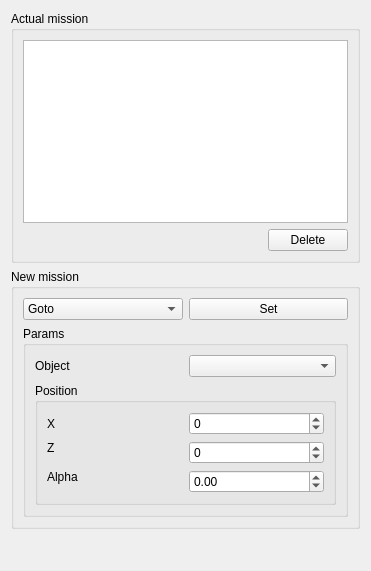
This is components/missionDSR/src/localUI.ui in robocomp/dsr-graph as Qt 5 draws it before an edit. The edited form follows.
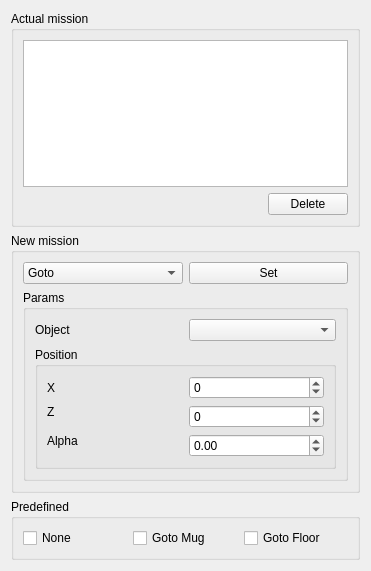
This is the edited form.

Commit message: [mission] Added predefined mission

Patch:
```diff
--- a/components/missionDSR/src/localUI.ui
+++ b/components/missionDSR/src/localUI.ui
@@ -188,6 +188,45 @@
        </layout>
       </widget>
      </item>
+     <item>
+      <widget class="QGroupBox" name="groupBox_5">
+       <property name="title">
+        <string>Predefined</string>
+       </property>
+       <layout class="QGridLayout" name="gridLayout_2">
+        <item row="0" column="0">
+         <widget class="QCheckBox" name="none_cb">
+          <property name="text">
+           <string>None</string>
+          </property>
+          <property name="autoExclusive">
+           <bool>true</bool>
+          </property>
+         </widget>
+        </item>
+        <item row="0" column="1">
+         <widget class="QCheckBox" name="mug_cb">
+          <property name="text">
+           <string>Goto Mug</string>
+          </property>
+          <property name="autoExclusive">
+           <bool>true</bool>
+          </property>
+         </widget>
+        </item>
+        <item row="0" column="2">
+         <widget class="QCheckBox" name="floor_cb">
+          <property name="text">
+           <string>Goto Floor</string>
+          </property>
+          <property name="autoExclusive">
+           <bool>true</bool>
+          </property>
+         </widget>
+        </item>
+       </layout>
+      </widget>
+     </item>
      <item>
       <spacer name="verticalSpacer">
        <property name="orientation">
```
The commit also changes 3 other files.
